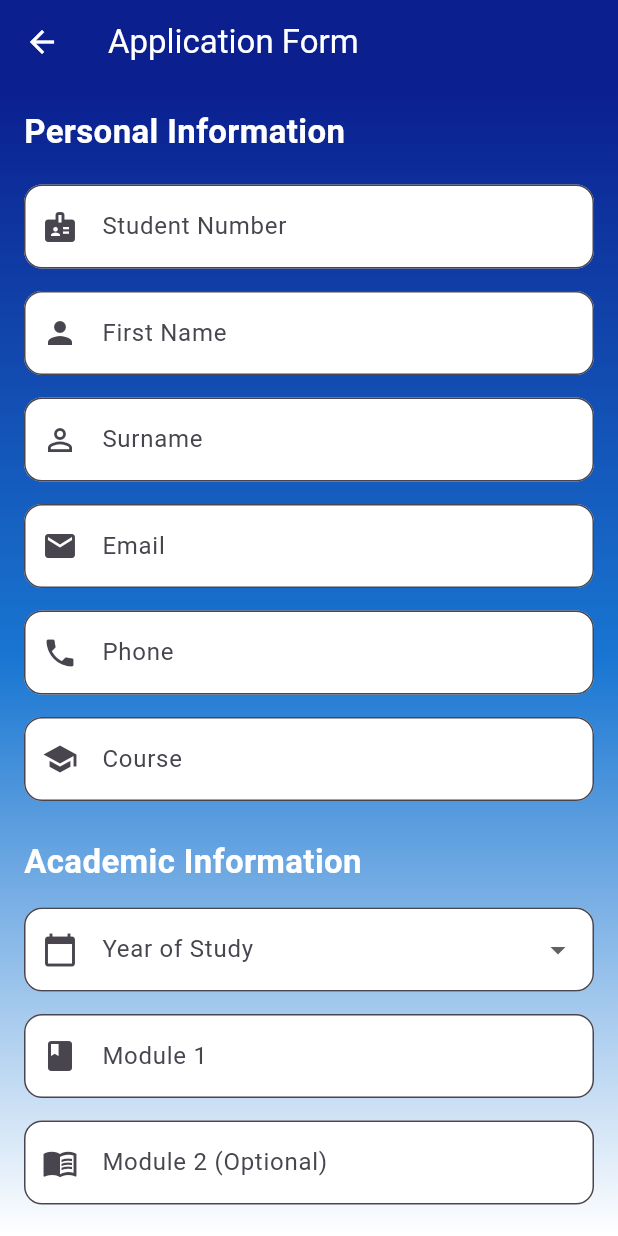
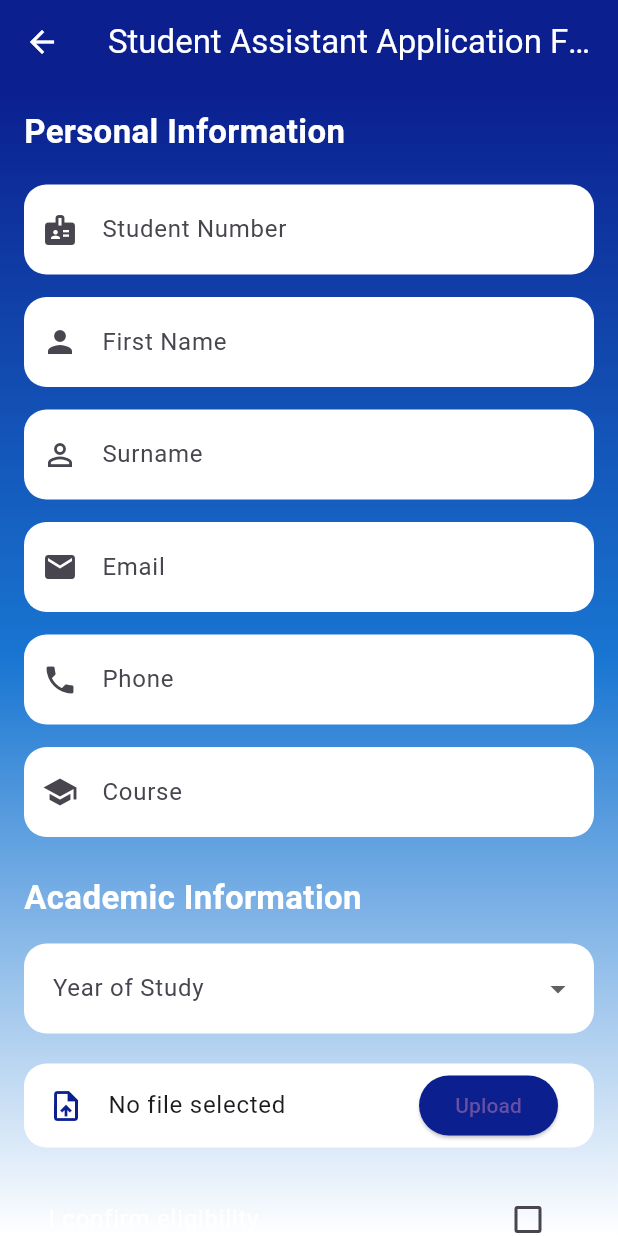
Before and after one commit to Masendeke/studApp, a Flutter app: the Applicationformscreen screen opened by its route, on a phone screen of 412 x 824 dp. Run offline on Flutter 3.47's test engine with Material 3 defaults, Android fonts, the phone set to English and light mode, and no system bars; our stand-ins replace file_picker, image_picker, supabase_flutter; accounts and stored records are empty.

```diff
--- a/lib/views/application_form_screen.dart
+++ b/lib/views/application_form_screen.dart
@@ -4,19 +4,21 @@
 //224081629 Ntlati TT
 //224083089 Tshabane L
 
-
 import 'package:flutter/material.dart';
 import 'package:provider/provider.dart';
+import 'package:file_picker/file_picker.dart';
 import 'package:supabase_flutter/supabase_flutter.dart';
+
+import '../model/model.dart';
 import '../viewmodel/viewmodel.dart';
-import '../model/model.dart';
 import 'detail_screen.dart';
 
 class Applicationformscreen extends StatefulWidget {
   const Applicationformscreen({super.key});
 
   @override
-  State<Applicationformscreen> createState() => _ApplicationformscreenState();
+  State<Applicationformscreen> createState() =>
+      _ApplicationformscreenState();
 }
 
 class _ApplicationformscreenState extends State<Applicationformscreen> {
@@ -29,15 +31,46 @@ class _ApplicationformscreenState extends State<Applicationformscreen> {
   final TextEditingController phone = TextEditingController();
   final TextEditingController course = TextEditingController();
 
+  String? selectedYear;
 
-  final TextEditingController module1 = TextEditingController();
-  final TextEditingController module2 = TextEditingController();
+  String? module1Level;
+  String? module1Name;
 
-  String? selectedYear;
+  String? module2Level;
+  String? module2Name;
+
+  bool secondModuleEnabled = false;
+  String? selectedFileName;
   bool eligibilityConfirmed = false;
-  bool isSubmitting = false;
 
-  final List<String> years = ['First Year', 'Second Year', 'Third Year'];
+  Future<void> pickFile() async {
+    FilePickerResult? result =
+        await FilePicker.platform.pickFiles();
+
+    if (result != null) {
+      setState(() {
+        selectedFileName = result.files.single.name;
+      });
+    }
+  }
+
+  final List<String> years = [
+    'First Year',
+    'Second Year',
+    'Third Year'
+  ];
+
+  final List<String> academicLevels = [
+    'First Year',
+    'Second Year',
+    'Third Year',
+  ];
+
+  final Map<String, List<String>> modulesByLevel = {
+    'First Year': ['ICT101', 'TPG111', 'MAT101'],
+    'Second Year': ['TPG211', 'DBS210', 'WPR221'],
+    'Third Year': ['TPG316C', 'PRJ300', 'SEC310'],
+  };
 
   @override
   void dispose() {
@@ -47,93 +80,69 @@ class _ApplicationformscreenState extends State<Applicationformscreen> {
     email.dispose();
     phone.dispose();
     course.dispose();
-    module1.dispose();
-    module2.dispose();
     super.dispose();
   }
 
-  Future<void> submitApplication() async {
-    if (!_formKey.currentState!.validate()) return;
+  InputDecoration buildInputDecoration({
+    required String label,
+    String? hint,
+    IconData? icon,
+  }) {
+    return InputDecoration(
+      labelText: label,
+      hintText: hint,
+      prefixIcon: icon != null ? Icon(icon) : null,
+      filled: true,
+      fillColor: Colors.white,
+      contentPadding:
+          const EdgeInsets.symmetric(vertical: 18, horizontal: 15),
+      border: OutlineInputBorder(
+        borderRadius: BorderRadius.circular(15),
+        borderSide: BorderSide.none,
+      ),
+      focusedBorder: OutlineInputBorder(
+        borderRadius: BorderRadius.circular(15),
+        borderSide:
+            const BorderSide(color: Color(0xFF0B1F8F), width: 2),
+      ),
+    );
+  }
 
-    if (!eligibilityConfirmed) {
-      if (mounted) {
-        ScaffoldMessenger.of(context).showSnackBar(
-          const SnackBar(content: Text("Please confirm eligibility")),
-        );
-      }
-      return;
-    }
-
-    if (selectedYear == null) {
-      if (mounted) {
-        ScaffoldMessenger.of(context).showSnackBar(
-          const SnackBar(content: Text("Please select year of study")),
-        );
-      }
-      return;
-    }
-
-    setState(() => isSubmitting = true);
-
-    final user = Supabase.instance.client.auth.currentUser;
-    if (user == null) {
-      if (mounted) {
-        ScaffoldMessenger.of(context).showSnackBar(
-          const SnackBar(content: Text("Please login first")),
-        );
-      }
-      setState(() => isSubmitting = false);
-      return;
-    }
-
-    final student = StudentApplication(
-      id: null,
-      userId: user.id,
-      stdNo: stdNo.text.trim(),
-      name: name.text.trim(),
-      surname: surname.text.trim(),
-      email: email.text.trim(),
-      phone: phone.text.trim(),
-      course: course.text.trim(),
-      yearOfStudy: selectedYear!,
-      module1: module1.text.trim(), // ✅ Now from text field
-      module2: module2.text.trim(), // ✅ Now from text field
-      status: 'Pending',
-      createdAt: DateTime.now(),
-      updatedAt: DateTime.now(),
+  Widget buildDropdownField({
+    required String label,
+    required String? value,
+    required List<String> items,
+    required Function(String?) onChanged,
+  }) {
+    return DropdownButtonFormField<String>(
+      // ignore: deprecated_member_use
+      value: value,
+      decoration: buildInputDecoration(label: label),
+      items: items
+          .map((item) =>
+              DropdownMenuItem(value: item, child: Text(item)))
+          .toList(),
+      onChanged: onChanged,
     );
-
-    final vm = context.read<StudentViewModel>();
-    final success = await vm.addStudent(student);
-
-    setState(() => isSubmitting = false);
-
-    if (!mounted) return;
-
-    if (success) {
-      ScaffoldMessenger.of(context).showSnackBar(
-        const SnackBar(content: Text("Application submitted successfully!")),
-      );
-      Navigator.pushReplacement(
-        context,
-        MaterialPageRoute(builder: (_) => DetailScreen(application: student)),
-      );
-    } else {
-      ScaffoldMessenger.of(context).showSnackBar(
-        SnackBar(content: Text(vm.errorMessage ?? "Submission failed")),
-      );
-    }
   }
 
   @override
   Widget build(BuildContext context) {
+    final vm = context.watch<StudentViewModel>();
+    final user = Supabase.instance.client.auth.currentUser;
+
     return Scaffold(
       appBar: AppBar(
         backgroundColor: const Color(0xFF0B1F8F),
-        title: const Text('Application Form', style: TextStyle(color: Colors.white)),
-        leading: IconButton(
+        title: const Text(
+          'Student Assistant Application Form',
+          style: TextStyle(color: Colors.white),
+        ),
+       leading: IconButton(
           icon: const Icon(Icons.arrow_back, color: Colors.white),
-          onPressed: () => Navigator.pop(context),
+          onPressed: () {
+            Navigator.pop(context);
+          },
         ),
       ),
       body: Container(
@@ -141,7 +150,11 @@ class _ApplicationformscreenState extends State<Applicationformscreen> {
           gradient: LinearGradient(
             begin: Alignment.topCenter,
             end: Alignment.bottomCenter,
-            colors: [Color(0xFF0B1F8F), Color(0xFF1976D2), Colors.white],
+            colors: [
+              Color(0xFF0B1F8F),
+              Color(0xFF1976D2),
+              Colors.white
+            ],
           ),
         ),
         child: SingleChildScrollView(
@@ -151,108 +164,202 @@ class _ApplicationformscreenState extends State<Applicationformscreen> {
             child: Column(
               crossAxisAlignment: CrossAxisAlignment.start,
               children: [
-                const Text('Personal Information', style: TextStyle(color: Colors.white, fontSize: 22, fontWeight: FontWeight.bold)),
+                const Text(
+                  'Personal Information',
+                  style: TextStyle(
+                    color: Colors.white,
+                    fontSize: 22,
+                    fontWeight: FontWeight.bold,
+                  ),
+                ),
+
                 const SizedBox(height: 20),
 
-                // Student Number
                 TextFormField(
                   controller: stdNo,
-                  decoration: _inputDecoration('Student Number', Icons.badge),
-                  validator: (v) => v!.isEmpty ? 'Required' : null,
+                  decoration: buildInputDecoration(
+                    label: 'Student Number',
+                    icon: Icons.badge,
+                  ),
                 ),
+
                 const SizedBox(height: 15),
 
-                // First Name
                 TextFormField(
                   controller: name,
-                  decoration: _inputDecoration('First Name', Icons.person),
-                  validator: (v) => v!.isEmpty ? 'Required' : null,
+                  decoration: buildInputDecoration(
+                    label: 'First Name',
+                    icon: Icons.person,
+                  ),
                 ),
+
                 const SizedBox(height: 15),
 
-                // Surname
                 TextFormField(
                   controller: surname,
-                  decoration: _inputDecoration('Surname', Icons.person_outline),
-                  validator: (v) => v!.isEmpty ? 'Required' : null,
+                  decoration: buildInputDecoration(
+                    label: 'Surname',
+                    icon: Icons.person_outline,
+                  ),
                 ),
+
                 const SizedBox(height: 15),
 
-                // Email
                 TextFormField(
                   controller: email,
-                  decoration: _inputDecoration('Email', Icons.email),
-                  validator: (v) => v!.isEmpty ? 'Required' : null,
+                  decoration: buildInputDecoration(
+                    label: 'Email',
+                    icon: Icons.email,
+                  ),
                 ),
+
                 const SizedBox(height: 15),
 
-                // Phone
                 TextFormField(
                   controller: phone,
-                  decoration: _inputDecoration('Phone', Icons.phone),
-                  validator: (v) => v!.isEmpty ? 'Required' : null,
+                  decoration: buildInputDecoration(
+                    label: 'Phone',
+                    icon: Icons.phone,
+                  ),
                 ),
+
                 const SizedBox(height: 15),
 
-                // Course
                 TextFormField(
                   controller: course,
-                  decoration: _inputDecoration('Course', Icons.school),
-                  validator: (v) => v!.isEmpty ? 'Required' : null,
+                  decoration: buildInputDecoration(
+                    label: 'Course',
+                    icon: Icons.school,
+                  ),
                 ),
+
                 const SizedBox(height: 25),
 
-                const Text('Academic Information', style: TextStyle(color: Colors.white, fontSize: 22, fontWeight: FontWeight.bold)),
+                const Text(
+                  'Academic Information',
+                  style: TextStyle(
+                    color: Colors.white,
+                    fontSize: 22,
+                    fontWeight: FontWeight.bold,
+                  ),
+                ),
+
                 const SizedBox(height: 15),
 
-                // Year of Study (Dropdown)
-                DropdownButtonFormField<String>(
-                  // ignore: deprecated_member_use
+                buildDropdownField(
+                  label: 'Year of Study',
                   value: selectedYear,
-                  decoration: _inputDecoration('Year of Study', Icons.calendar_today),
-                  items: years.map((y) => DropdownMenuItem(value: y, child: Text(y))).toList(),
-                  onChanged: (v) => setState(() => selectedYear = v),
-                  validator: (v) => v == null ? 'Required' : null,
+                  items: years,
+                  onChanged: (value) {
+                    setState(() {
+                      selectedYear = value;
+                    });
+                  },
                 ),
-                const SizedBox(height: 15),
 
-
-                TextFormField(
-                  controller: module1,
-                  decoration: _inputDecoration('Module 1', Icons.book),
-                  validator: (v) => v!.isEmpty ? 'Required' : null,
-                ),
-                const SizedBox(height: 15),
-
-
-                TextFormField(
-                  controller: module2,
-                  decoration: _inputDecoration('Module 2 (Optional)', Icons.menu_book),
-                ),
                 const SizedBox(height: 20),
 
-                // Eligibility Checkbox
+                Container(
+                  decoration: BoxDecoration(
+                    color: Colors.white,
+                    borderRadius: BorderRadius.circular(15),
+                  ),
+                  child: ListTile(
+                    leading: const Icon(
+                      Icons.upload_file,
+                      color: Color(0xFF0B1F8F),
+                    ),
+                    title: Text(
+                      selectedFileName ?? "No file selected",
+                    ),
+                    trailing: ElevatedButton(
+                      onPressed: pickFile,
+                      style: ElevatedButton.styleFrom(
+                        backgroundColor: const Color(0xFF0B1F8F),
+                      ),
+                      child: const Text("Upload"),
+                    ),
+                  ),
+                ),
+
+                const SizedBox(height: 20),
+
                 CheckboxListTile(
                   activeColor: const Color(0xFF0B1F8F),
                   value: eligibilityConfirmed,
-                  onChanged: (v) => setState(() => eligibilityConfirmed = v ?? false),
-                  title: const Text('I confirm eligibility', style: TextStyle(color: Colors.white)),
+                  onChanged: (value) {
+                    setState(() {
+                      eligibilityConfirmed = value ?? false;
+                    });
+                  },
+                  title: const Text(
+                    'I confirm eligibility',
+                    style: TextStyle(color: Colors.white),
+                  ),
                 ),
+
                 const SizedBox(height: 20),
 
-                // Submit Button
                 SizedBox(
                   width: double.infinity,
                   height: 55,
                   child: ElevatedButton(
                     style: ElevatedButton.styleFrom(
                       backgroundColor: const Color(0xFF0B1F8F),
-                      shape: RoundedRectangleBorder(borderRadius: BorderRadius.circular(12)),
                     ),
-                    onPressed: isSubmitting ? null : submitApplication,
-                    child: isSubmitting
-                        ? const CircularProgressIndicator(color: Colors.white)
-                        : const Text('Submit Application', style: TextStyle(color: Colors.white, fontSize: 16)),
+                    onPressed: vm.isLoading
+                        ? null
+                        : () async {
+                            if (user == null) {
+                              ScaffoldMessenger.of(context)
+                                  .showSnackBar(
+                                const SnackBar(
+                                  content: Text("User not logged in"),
+                                ),
+                              );
+                              return;
+                            }
+
+                            if (!_formKey.currentState!.validate()) {
+                              return;
+                            }
+
+                            final student = StudentApplication(
+                              id: null,
+                              userId: user.id,
+                              stdNo: stdNo.text.trim(),
+                              name: name.text.trim(),
+                              surname: surname.text.trim(),
+                              email: email.text.trim(),
+                              phone: phone.text.trim(),
+                              course: course.text.trim(),
+                              yearOfStudy: selectedYear ?? '',
+                              module1: module1Name ?? '',
+                              module2: module2Name ?? '',
+                              status: 'Pending',
+                              createdAt: DateTime.now(),
+                              updatedAt: DateTime.now(),
+                            );
+
+                            final success =
+                                await vm.addStudent(student);
+
+                            if (!context.mounted) return;
+
+                            if (success) {
+                              Navigator.pushReplacement(
+                                context,
+                                MaterialPageRoute(
+                                  builder: (_) =>
+                                      DetailScreen(application: student),
+                                ),
+                              );
+                            }
+                          },
+                    child: const Text(
+                      "Submit Application",
+                      style: TextStyle(color: Colors.white),
+                    ),
                   ),
                 ),
               ],
@@ -262,15 +369,4 @@ class _ApplicationformscreenState extends State<Applicationformscreen> {
       ),
     );
   }
-
-  InputDecoration _inputDecoration(String label, IconData icon) {
-    return InputDecoration(
-      labelText: label,
-      prefixIcon: Icon(icon),
-      filled: true,
-      fillColor: Colors.white,
-      border: OutlineInputBorder(borderRadius: BorderRadius.circular(12)),
-      hintStyle: const TextStyle(color: Colors.grey),
-    );
-  }
 }
--- a/lib/views/home_screen.dart
+++ b/lib/views/home_screen.dart
@@ -71,7 +71,7 @@ class _HomescreenState extends State<Homescreen> {
       ),
     );
   }
-
+//Instead of writing everything inside build(), you split it into smaller pieces.
   Widget _buildHeader() {
     return Row(
       children: [
```
Also changed, not shown: lib/viewmodel/auth_viewmodel.dart (+52 -7 lines), lib/views/login_screen.dart (+11 -11 lines).
